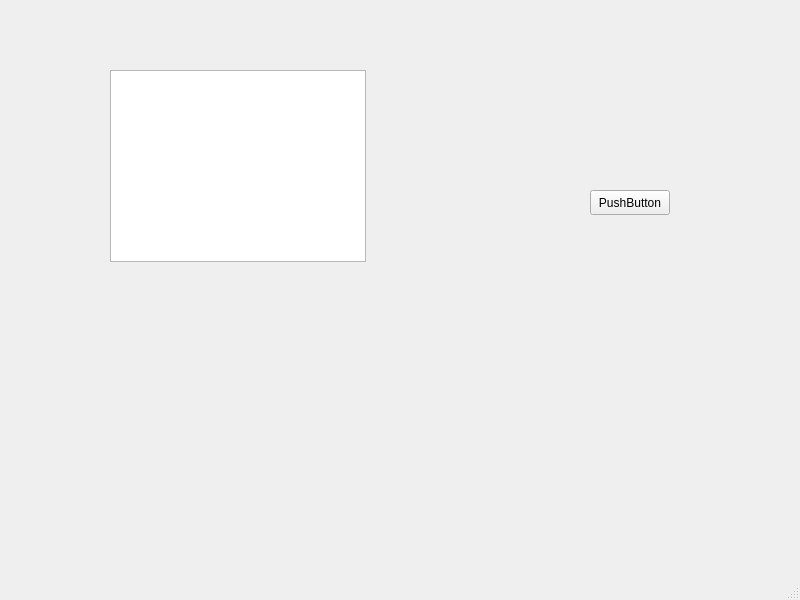
Before: the Qt Designer form kramer/mainwindow.ui in vlemp/kramer_origin, drawn with Qt 5.
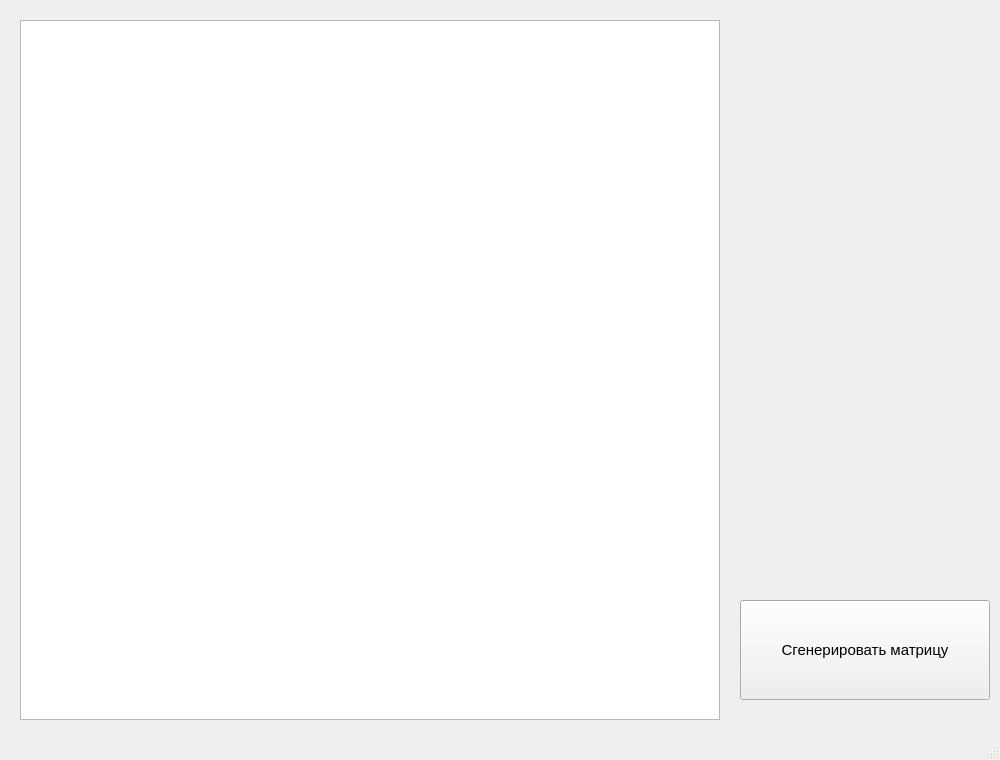
After: the same form once the commit is applied.

Commit message:
Добавление кнопки и таблицы
Проверка работы

What changed in the file:
```diff
--- a/kramer/mainwindow.ui
+++ b/kramer/mainwindow.ui
@@ -6,8 +6,8 @@
    <rect>
     <x>0</x>
     <y>0</y>
-    <width>800</width>
-    <height>600</height>
+    <width>1000</width>
+    <height>760</height>
    </rect>
   </property>
   <property name="windowTitle">
@@ -17,25 +17,35 @@
    <widget class="QPushButton" name="pushButton">
     <property name="geometry">
      <rect>
-      <x>590</x>
-      <y>190</y>
-      <width>80</width>
-      <height>25</height>
+      <x>740</x>
+      <y>600</y>
+      <width>250</width>
+      <height>100</height>
      </rect>
     </property>
+    <property name="font">
+     <font>
+      <pointsize>11</pointsize>
+     </font>
+    </property>
     <property name="text">
-     <string>PushButton</string>
+     <string>Сгенерировать матрицу</string>
     </property>
    </widget>
    <widget class="QTableWidget" name="tableWidget">
     <property name="geometry">
      <rect>
-      <x>110</x>
-      <y>70</y>
-      <width>256</width>
-      <height>192</height>
+      <x>20</x>
+      <y>20</y>
+      <width>700</width>
+      <height>700</height>
      </rect>
     </property>
+    <property name="font">
+     <font>
+      <italic>true</italic>
+     </font>
+    </property>
    </widget>
   </widget>
   <widget class="QMenuBar" name="menubar">
```
Left out of the diff: 4 changed lines with no effect on the pictures. The commit also changes 3 other files.
